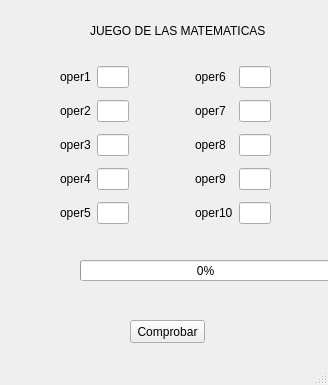
RubenGaleanoFreijo/DAM-Desarrollo-De-Interfaces, file 2024-10-15/juegoMatematicas.ui: the form before one commit.
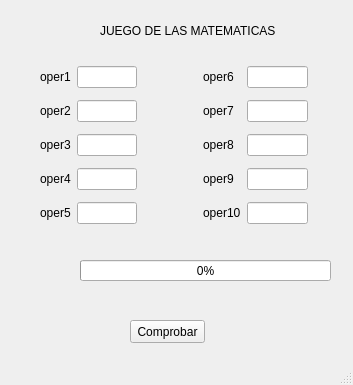
The form after the commit.

Commit message: Juego de las Matematicas

The edit to the form file:
```diff
--- a/2024-10-15/juegoMatematicas.ui
+++ b/2024-10-15/juegoMatematicas.ui
@@ -6,7 +6,7 @@
    <rect>
     <x>0</x>
     <y>0</y>
-    <width>328</width>
+    <width>353</width>
     <height>385</height>
    </rect>
   </property>
@@ -56,9 +56,9 @@
    <widget class="QWidget" name="gridLayoutWidget">
     <property name="geometry">
      <rect>
-      <x>60</x>
+      <x>40</x>
       <y>60</y>
-      <width>211</width>
+      <width>268</width>
       <height>171</height>
      </rect>
     </property>
@@ -207,7 +207,7 @@
    <widget class="QLabel" name="label">
     <property name="geometry">
      <rect>
-      <x>90</x>
+      <x>100</x>
       <y>10</y>
       <width>191</width>
       <height>41</height>
```
Left out of the diff: 2 changed lines with no effect on the pictures. The commit also changes 1 other file.
